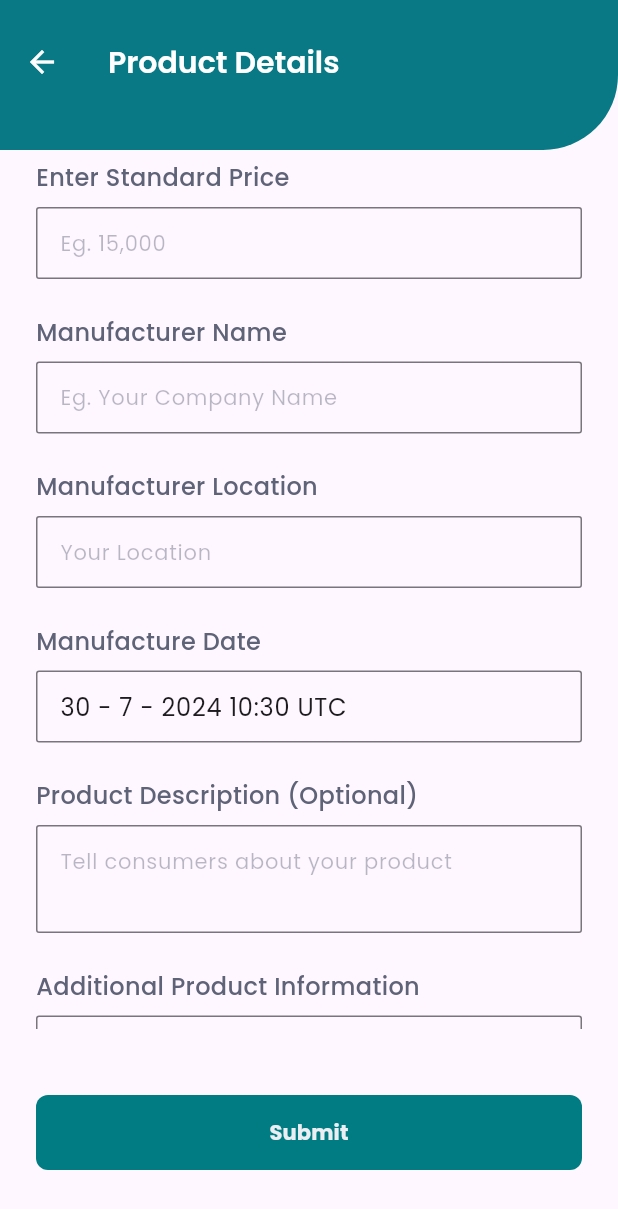
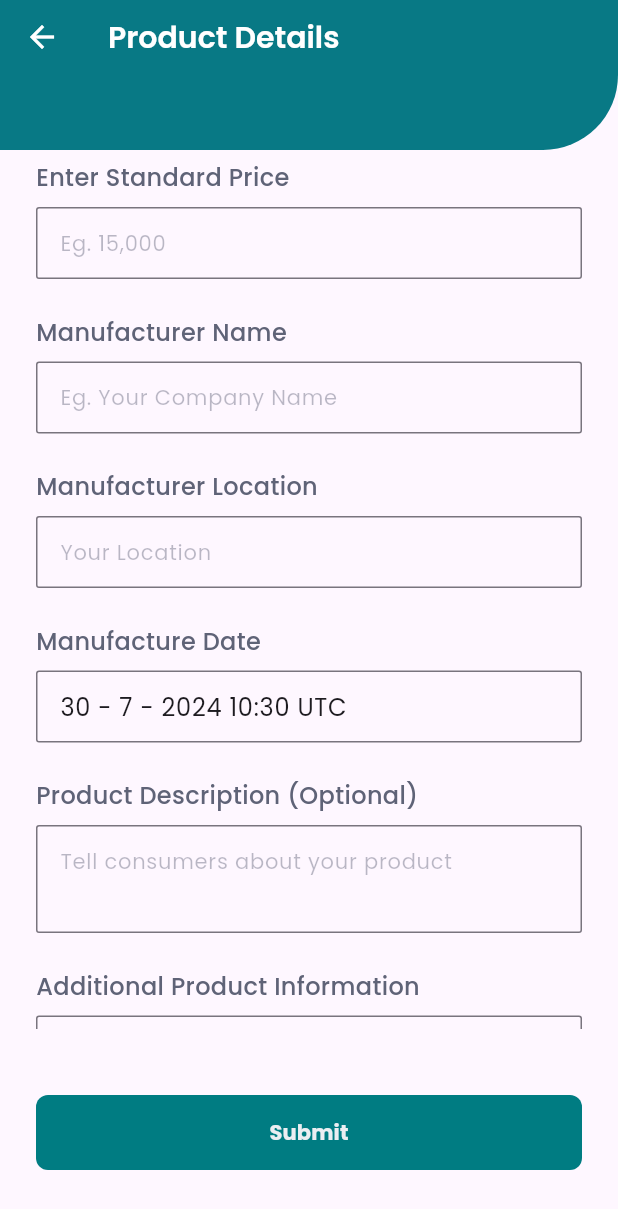
Before and after one commit to OtonyeR/veritag_app, a Flutter app: the ManufacturerFormScreen screen opened directly, scrolled down 576 dp, on a phone screen of 412 x 824 dp. Shown: the top 1209 px of the screen. Run offline on Flutter 3.47's test engine with Material 3 defaults, Android fonts, the phone set to English and light mode, and no system bars; our stand-ins replace cloud_firestore, firebase_core, geocoding, geolocator, google_fonts, iconsax_plus and 1 more; missing offline and left inert: nfc_manager; accounts and stored records are empty.

```diff
--- a/lib/views/history_page.dart
+++ b/lib/views/history_page.dart
@@ -63,7 +63,7 @@ class _ProductListScreenState extends State<ProductListScreen> {
                       return ListTile(
                         leading: SizedBox(
                           height: 19.5,
-                          width: 21.3,
+                          width: 21.93,
                           child: Image.asset('assets/box_icon.png'),
                         ),
                         // Assuming productImage is a URL
--- a/lib/views/manufacture_home/maufacture_home.dart
+++ b/lib/views/manufacture_home/maufacture_home.dart
@@ -47,6 +47,7 @@ class ManufactureHome extends StatelessWidget {
                             builder: (context) => const NFCReadPage()));
                       },
                     ),
+                    const SizedBox(width: 12),
                     NfcRowBox(
                       image: 'assets/add.png',
                       title: 'Add product',
--- a/lib/views/manufacturer_form_screen.dart
+++ b/lib/views/manufacturer_form_screen.dart
@@ -21,37 +21,6 @@ class ManufacturerFormScreen extends StatefulWidget {
 }
 
 class _ManufacturerFormScreenState extends State<ManufacturerFormScreen> {
-  final _formKey = GlobalKey<FormState>();
-
-  final LocationService _locationService = LocationService();
-
-  // Form fields controllers
-  final TextEditingController _uuidController = TextEditingController();
-  final TextEditingController _productNameController = TextEditingController();
-  final TextEditingController _productPriceController = TextEditingController();
-
-  final TextEditingController _manufacturerNameController =
-      TextEditingController();
-  final TextEditingController _manufacturerLocationController =
-      TextEditingController();
-  final TextEditingController _productDescriptionController =
-      TextEditingController();
-  final TextEditingController _additionalInfoController =
-      TextEditingController();
-  final TextEditingController _dateController = TextEditingController();
-
-  List? imageDetailsList;
-
-  @override
-  void initState() {
-    // TODO: implement initState
-    final DateTime date = DateTime.now();
-    _dateController.text =
-        '${date.day} - ${date.month} - ${date.year} ${date.hour}:${date.minute} ${date.timeZoneName}';
-    _uuidController.text = const Uuid().v4();
-    _setAddress();
-    super.initState();
-  }
 
   @override
   Widget build(BuildContext context) {
@@ -112,6 +81,8 @@ class _ManufacturerFormScreenState extends State<ManufacturerFormScreen> {
                                 ? Center(
                                     child: Text(
                                     'Image Selected: ${imageDetailsList![0]}',
+                                    maxLines: 1,
+                                    overflow: TextOverflow.ellipsis,
                                     textAlign: TextAlign.center,
                                     style: const TextStyle(
                                         fontWeight: FontWeight.w500),
@@ -150,7 +121,6 @@ class _ManufacturerFormScreenState extends State<ManufacturerFormScreen> {
                         CustomFormField(
                           fieldTitle: 'Manufacturer Location',
                           hintText: 'Your Location',
-                          initialText: 'Getting Your Location',
                           controller: _manufacturerLocationController,
                           readOnly: true,
                           textInputType: TextInputType.text,
@@ -208,10 +178,42 @@ class _ManufacturerFormScreenState extends State<ManufacturerFormScreen> {
     );
   }
 
-  _submitForm() {
-    // Handle form submission
-    var productservice = ProductService();
+  final _formKey = GlobalKey<FormState>();
+
+  final LocationService _locationService = LocationService();
+
+  // Form fields controllers
+  final TextEditingController _uuidController = TextEditingController();
+  final TextEditingController _productNameController = TextEditingController();
+  final TextEditingController _productPriceController = TextEditingController();
+
+  final TextEditingController _manufacturerNameController =
+  TextEditingController();
+  final TextEditingController _manufacturerLocationController =
+  TextEditingController();
+  final TextEditingController _productDescriptionController =
+  TextEditingController();
+  final TextEditingController _additionalInfoController =
+  TextEditingController();
+  final TextEditingController _dateController = TextEditingController();
+
+  List? imageDetailsList;
+
+  @override
+  void initState() {
+    final DateTime date = DateTime.now();
+    _dateController.text =
+    '${date.day} - ${date.month} - ${date.year} ${date.hour}:${date.minute} ${date.timeZoneName}';
+    _uuidController.text = const Uuid().v4();
+    _setAddress();
+    super.initState();
   }
+
+
+  // _submitForm() {
+  //   // Handle form submission
+  //   var productservice = ProductService();
+  // }
 
   Future<void> _setAddress() async {
     try {
--- a/lib/widgets/form_field.dart
+++ b/lib/widgets/form_field.dart
@@ -9,7 +9,6 @@ class CustomFormField extends StatelessWidget {
   final TextInputType textInputType;
   String? Function(String?)? validator;
   int? maxLines;
-  String? initialText;
 
   CustomFormField({
     super.key,
@@ -20,7 +19,6 @@ class CustomFormField extends StatelessWidget {
     required this.textInputType,
     this.validator,
     this.maxLines,
-    this.initialText
   });
 
   // final TextEditingController _manufacturerLocationController;
@@ -40,7 +38,6 @@ class CustomFormField extends StatelessWidget {
         controller: controller,
         keyboardType: textInputType,
         maxLines: maxLines,
-        initialValue: initialText,
         decoration: InputDecoration(
             hintText: hintText,
             hintStyle: const TextStyle(
--- a/lib/widgets/veritag_appbar.dart
+++ b/lib/widgets/veritag_appbar.dart
@@ -31,7 +31,7 @@ class VeritagAppbar extends StatelessWidget implements PreferredSizeWidget {
           color: colorBg,
         ),
       ),
-      toolbarHeight: MediaQuery.sizeOf(context).height * 0.1,
+      toolbarHeight: MediaQuery.sizeOf(context).height * 0.06,
       shape: const RoundedRectangleBorder(
           borderRadius: BorderRadius.only(bottomRight: Radius.circular(50))),
     );
--- a/pubspec.yaml
+++ b/pubspec.yaml
@@ -47,6 +47,7 @@ dependencies:
   fvm: ^3.1.7
   fluid_bottom_nav_bar: ^1.4.0
   google_fonts: ^6.2.1
+  shared_preferences: ^2.2.3
 
 
 dev_dependencies:
```
Also changed, not shown: lib/views/history_page_consumer.dart (+65 -23 lines), pubspec.lock (deleted).
